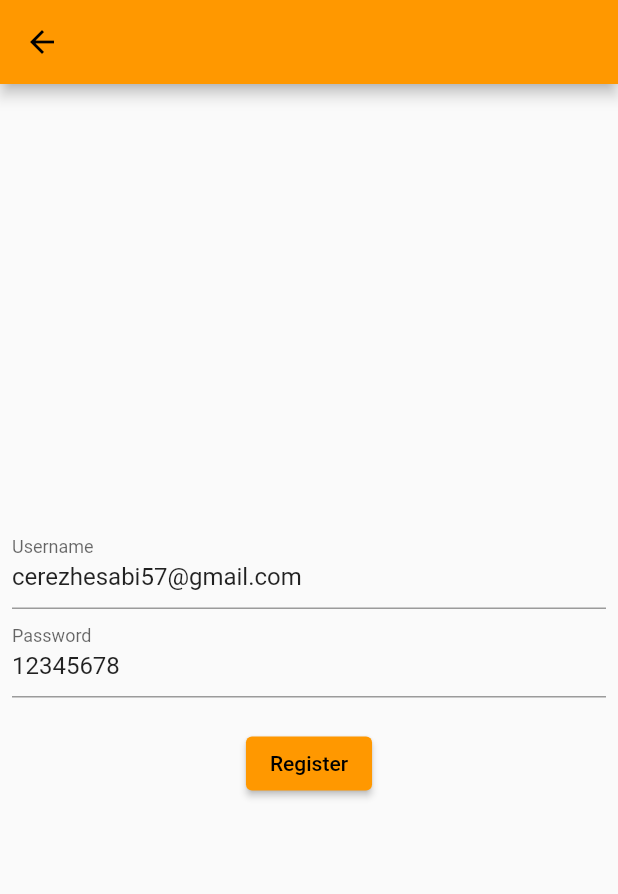
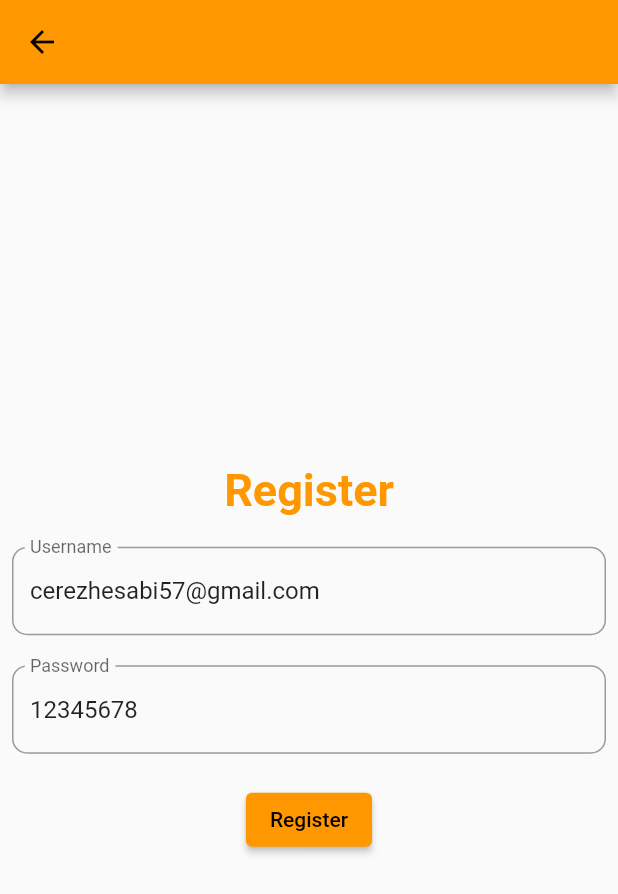
Before and after one commit to melberro/firebase_test, a Flutter app: the screen it shows after launch, after a tap on "Register", on a phone screen of 412 x 824 dp. Shown: the top 894 px of the screen. Run offline on Flutter 3.47's test engine with Material 2 defaults, Android fonts, the phone set to English and light mode, and no system bars; our stand-ins replace firebase_auth, firebase_core; accounts and stored records are empty; network calls fail.

Commit message:
illaki güzel yazcam he

```diff
--- a/lib/login.dart
+++ b/lib/components/login_page.dart
@@ -1,6 +1,8 @@
 import 'package:firebase_auth/firebase_auth.dart';
+import 'package:firebase_test/components/register_page.dart';
 import 'package:flutter/material.dart';
-import 'register.dart';
+
+import 'home_page.dart';
 
 class LoginPage extends StatefulWidget {
   const LoginPage({super.key});
@@ -15,7 +17,7 @@ class _LoginPageState extends State<LoginPage> {
   @override
   void initState() {
     super.initState();
-    usernameController = TextEditingController(text: "ertugazi91@gmail.com");
+    usernameController = TextEditingController(text: "deneme@gmail.com");
     passwordController = TextEditingController(text: "12345678");
   }
 
@@ -29,7 +31,7 @@ class _LoginPageState extends State<LoginPage> {
           mainAxisAlignment: MainAxisAlignment.center,
           children: [
             Text(
-              "Giriş Yap",
+              "Login",
               style: TextStyle(
                   color: Colors.orange,
                   fontSize: 30,
@@ -50,7 +52,8 @@ class _LoginPageState extends State<LoginPage> {
                     await auth.signInWithEmailAndPassword(
                         email: usernameController.text,
                         password: passwordController.text);
-                print(credential);
+                Navigator.push(context,
+                    MaterialPageRoute(builder: (context) => const HomePage()));
               } catch (e) {
                 print(e.toString());
               }
@@ -81,6 +84,8 @@ class _LoginPageState extends State<LoginPage> {
     ));
   }
 
+
+
   Widget _textfield(TextEditingController controller, String label) {
     return TextField(
       controller: controller,
--- a/lib/register.dart
+++ b/lib/components/register_page.dart
@@ -29,7 +29,20 @@ class _RegisterPageState extends State<RegisterPage> {
           child: Column(
             mainAxisAlignment: MainAxisAlignment.center,
             children: [
+              Text(
+                "Register",
+                style: TextStyle(
+                    color: Colors.orange,
+                    fontSize: 30,
+                    fontWeight: FontWeight.bold),
+              ),
+              SizedBox(
+                height: 20,
+              ),
               _textfield(usernameController, "Username"),
+              SizedBox(
+                height: 20,
+              ),
               _textfield(passwordController, "Password"),
               SizedBox(
                 height: 20,
@@ -45,6 +58,7 @@ class _RegisterPageState extends State<RegisterPage> {
                 } catch (e) {
                   print(e.toString());
                 }
+
                 ;
               }, "Register"),
             ],
@@ -58,7 +72,12 @@ class _RegisterPageState extends State<RegisterPage> {
 Widget _textfield(TextEditingController controller, String label) {
   return TextField(
     controller: controller,
-    decoration: InputDecoration(labelText: label),
+    decoration: InputDecoration(
+      labelText: label,
+      border: OutlineInputBorder(
+          borderRadius: BorderRadius.all(Radius.circular(10)),
+          borderSide: BorderSide(color: Colors.orange)),
+    ),
   );
 }
 
--- a/lib/main.dart
+++ b/lib/main.dart
@@ -1,12 +1,16 @@
 import 'package:firebase_core/firebase_core.dart';
-import 'package:firebase_test/firebase_options.dart';
-import 'package:firebase_test/login.dart';
+import 'package:firebase_test/components/login_page.dart';
+import 'package:firebase_test/providers/user_provider.dart';
+import 'package:firebase_test/services/firebase_options.dart';
 import 'package:flutter/material.dart';
+import 'package:provider/provider.dart';
 
 void main() async {
   WidgetsFlutterBinding.ensureInitialized();
   await Firebase.initializeApp(options: DefaultFirebaseOptions.currentPlatform);
-  runApp(const MyApp());
+  runApp(MultiProvider(
+      providers: [ListenableProvider(create: (_) => UsersProvider())],
+      child: const MyApp()));
 }
 
 class MyApp extends StatelessWidget {
--- a/pubspec.yaml
+++ b/pubspec.yaml
@@ -38,6 +38,7 @@ dependencies:
   firebase_core: ^2.8.0
   firebase_auth: ^4.3.0
   http: ^0.13.5
+  provider: ^6.0.5
 
 dev_dependencies:
   flutter_test:
```
Also changed, not shown: lib/components/home_page.dart (added, +64 -0 lines), lib/components/user_card.dart (added, +134 -0 lines), lib/models/user_model.dart (+14 -4 lines), lib/providers/user_provider.dart (added, +28 -0 lines), lib/services/services.dart (+1 -7 lines), lib/services/firebase_options.dart (renamed from lib/firebase_options.dart), pubspec.lock.
